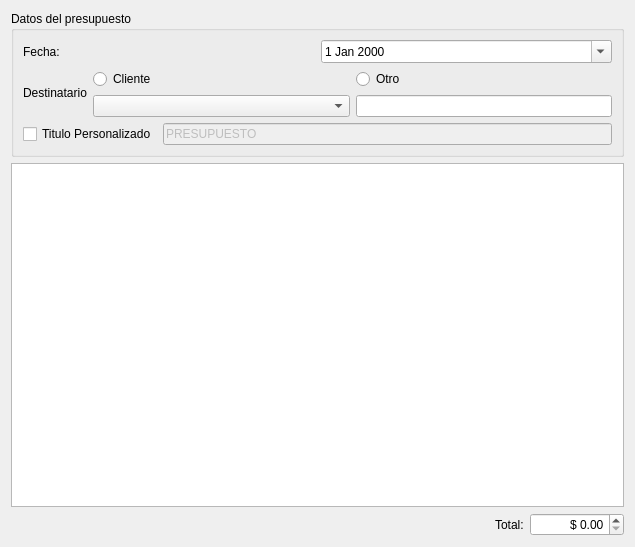
Before: the Qt Designer form trunk/plugins/presupuesto/FormPresupuestoBase.ui in chungote/gestotux, drawn with Qt 5.
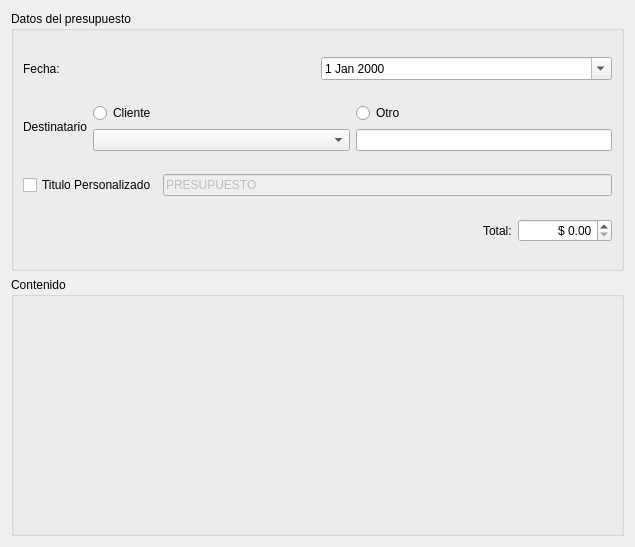
After: the same form once the commit is applied.

Commit message: agergado editr html, modificado sistema de actualizacion para pasos simples, modificado editor de presupuesto

Diff of the .ui file:
```diff
--- a/trunk/plugins/presupuesto/FormPresupuestoBase.ui
+++ b/trunk/plugins/presupuesto/FormPresupuestoBase.ui
@@ -104,25 +104,6 @@
         </item>
        </layout>
       </item>
-     </layout>
-    </widget>
-   </item>
-   <item>
-    <widget class="QTextBrowser" name="TBContenido" >
-     <property name="undoRedoEnabled" >
-      <bool>true</bool>
-     </property>
-     <property name="readOnly" >
-      <bool>false</bool>
-     </property>
-     <property name="cursorWidth" >
-      <number>2</number>
-     </property>
-     <property name="openLinks" >
-      <bool>false</bool>
-     </property>
-    </widget>
-   </item>
    <item>
     <layout class="QHBoxLayout" name="_8" >
      <item>
@@ -172,6 +153,17 @@
       </layout>
      </item>
     </layout>
+      </item>
+     </layout>
+    </widget>
+   </item>
+   <item>
+    <widget class="QGroupBox" name="GBContenido" >
+     <property name="title" >
+      <string>Contenido</string>
+     </property>
+     <layout class="QGridLayout" name="gridLayout" />
+    </widget>
    </item>
   </layout>
  </widget>
```
Lines whose indentation alone changed are shown as unchanged. The commit also changes 30 other files.
